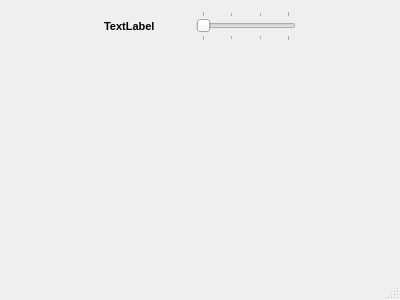
Qt form android/Home/mainwindow.ui (gpistoni/DomoticHome) before a commit.
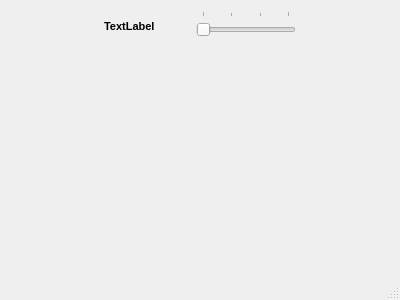
The same form after that commit. Icons and pictures are not drawn.

```diff
--- a/android/Home/mainwindow.ui
+++ b/android/Home/mainwindow.ui
@@ -99,7 +99,7 @@
          <bool>false</bool>
         </property>
         <property name="tickPosition">
-         <enum>QSlider::TicksBothSides</enum>
+         <enum>QSlider::TicksAbove</enum>
         </property>
        </widget>
       </item>
```
Left out of the diff: 14 changed lines with no effect on the pictures.
